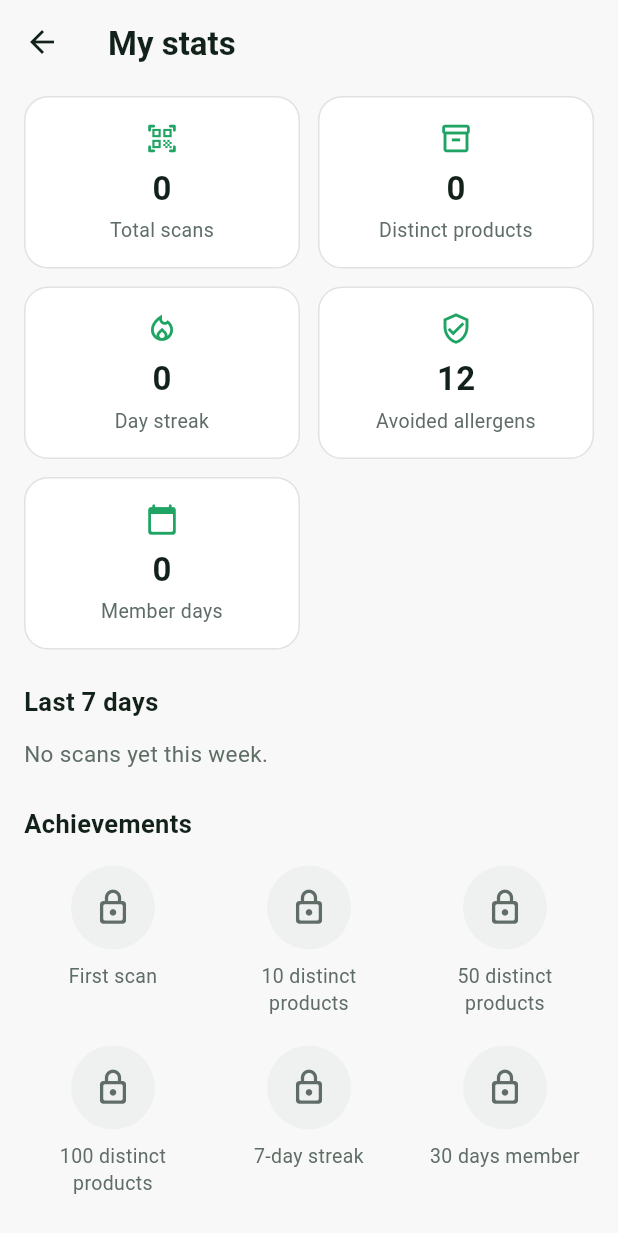
After one commit to melike-mutlu/ULUTEK-staj-projesi, a Flutter app: the ProfileStatsView screen opened by its route, on a phone screen of 412 x 824 dp. The commit adds this screen. Shown: the top 1233 px of the screen. Run offline on Flutter 3.47's test engine with Material 3 defaults, Android fonts, the phone set to English and light mode, and no system bars; our stand-ins replace flutter_dotenv, flutter_riverpod, flutter_svg, image_picker, shared_preferences, supabase_flutter; missing offline and left inert: mobile_scanner; accounts and stored records are empty; project files that could hold a hidden picture were left out.

Commit message:
feat: istatistiklerim ekrani - haftalik kirilim, streak ve basarim rozetleri

```diff
--- a/apps/mobile/lib/core/navigation/app_routes.dart
+++ b/apps/mobile/lib/core/navigation/app_routes.dart
@@ -6,6 +6,7 @@ import '../../features/home/home_view.dart';
 import '../../features/onboarding/onboarding_view.dart';
 import '../../features/pending_product/pending_product_view.dart';
 import '../../features/product_detail/product_detail_view.dart';
+import '../../features/profile/profile_stats_view.dart';
 import '../../features/profile/profile_view.dart';
 import '../../features/scan/scan_view.dart';
 import '../../features/settings/settings_view.dart';
@@ -53,6 +54,9 @@ abstract final class AppRoutes {
   /// Profil — alt navigasyonun 4. sekmesi.
   static const String profile = '/profile';
 
+  /// İstatistiklerim — profil ekranının sağ üstündeki grafik ikonundan açılır.
+  static const String profileStats = '/profile-stats';
+
   /// Ayarlar — profil ekranının sağ üstündeki dişli ikonundan açılır.
   static const String settings = '/settings';
 
@@ -78,6 +82,7 @@ abstract final class AppRoutes {
         scan: (_) => const ScanView(),
         chatbot: (_) => const ChatbotView(),
         profile: (_) => const ProfileView(),
+        profileStats: (_) => const ProfileStatsView(),
         settings: (_) => const SettingsView(),
         productDetail: (_) => const ProductDetailView(),
         pendingProduct: (_) => const PendingProductView(),
--- /dev/null
+++ b/apps/mobile/lib/features/profile/profile_stats_view.dart
@@ -0,0 +1,230 @@
+import 'package:flutter/material.dart';
+import 'package:flutter_riverpod/flutter_riverpod.dart';
+
+import '../../core/models/achievement.dart';
+import '../../core/models/profile_stats.dart';
+import '../../core/theme/app_colors.dart';
+import '../../core/theme/app_text_styles.dart';
+import '../../l10n/app_localizations.dart';
+import '../../shared/widgets/error_state_view.dart';
+import 'profile_stats_viewmodel.dart';
+import 'widgets/achievement_badge.dart';
+import 'widgets/stat_tile.dart';
+import 'widgets/weekly_breakdown_chart.dart';
+
+/// Full stats screen opened from the profile header. Reuses
+/// [profileStatsViewModelProvider] so the numbers match the profile tiles, and
+/// adds the weekly breakdown and achievements the compact section omits.
+class ProfileStatsView extends ConsumerStatefulWidget {
+  const ProfileStatsView({super.key});
+
+  @override
+  ConsumerState<ProfileStatsView> createState() => _ProfileStatsViewState();
+}
+
+class _ProfileStatsViewState extends ConsumerState<ProfileStatsView> {
+  static const double _horizontalPadding = 16;
+  static const double _contentMaxWidth = 520;
+  static const double _sectionGap = 24;
+  static const double _tileGap = 12;
+
+  @override
+  void initState() {
+    super.initState();
+    // Deferred to the next frame: load() notifies synchronously and that must
+    // not land mid-build.
+    WidgetsBinding.instance.addPostFrameCallback((_) {
+      if (mounted) ref.read(profileStatsViewModelProvider).load();
+    });
+  }
+
+  @override
+  Widget build(BuildContext context) {
+    final viewModel = ref.watch(profileStatsViewModelProvider);
+    final l10n = AppLocalizations.of(context);
+    final theme = Theme.of(context);
+    final isDark = theme.brightness == Brightness.dark;
+    final backgroundColor = theme.scaffoldBackgroundColor;
+    final textColor =
+        isDark ? AppColors.darkTextPrimary : AppColors.textPrimary;
+
+    return Scaffold(
+      backgroundColor: backgroundColor,
+      appBar: AppBar(
+        backgroundColor: backgroundColor,
+        elevation: 0,
+        centerTitle: false,
+        iconTheme: IconThemeData(color: textColor),
+        title: Text(
+          l10n.statsTitle,
+          style: AppTextStyles.heading2.copyWith(color: textColor),
+        ),
+      ),
+      body: SafeArea(child: _buildBody(viewModel, l10n, textColor)),
+    );
+  }
+
+  Widget _buildBody(
+    ProfileStatsViewModel viewModel,
+    AppLocalizations l10n,
+    Color textColor,
+  ) {
+    if (viewModel.loadFailed) {
+      return ErrorStateView(
+        message: l10n.profileLoadFailed,
+        retryLabel: l10n.tryAgain,
+        onRetry: viewModel.load,
+      );
+    }
+    if (viewModel.stats == null) {
+      return const Center(child: CircularProgressIndicator());
+    }
+    return _buildContent(viewModel.stats!, l10n, textColor);
+  }
+
+  Widget _buildContent(
+    ProfileStats stats,
+    AppLocalizations l10n,
+    Color textColor,
+  ) {
+    return SingleChildScrollView(
+      padding: const EdgeInsets.fromLTRB(
+        _horizontalPadding,
+        8,
+        _horizontalPadding,
+        24,
+      ),
+      child: Center(
+        child: ConstrainedBox(
+          constraints: const BoxConstraints(maxWidth: _contentMaxWidth),
+          child: Column(
+            crossAxisAlignment: CrossAxisAlignment.stretch,
+            children: <Widget>[
+              _buildTiles(stats, l10n),
+              const SizedBox(height: _sectionGap),
+              _SectionTitle(l10n.statsWeeklyTitle, color: textColor),
+              const SizedBox(height: 12),
+              _buildWeekly(stats, l10n),
+              const SizedBox(height: _sectionGap),
+              _SectionTitle(l10n.achievementsTitle, color: textColor),
+              const SizedBox(height: 16),
+              _buildAchievements(stats, l10n),
+            ],
+          ),
+        ),
+      ),
+    );
+  }
+
+  Widget _buildTiles(ProfileStats stats, AppLocalizations l10n) {
+    final tiles = <Widget>[
+      StatTile(
+        icon: Icons.qr_code_scanner_rounded,
+        value: stats.totalScans,
+        label: l10n.statTotalScans,
+      ),
+      StatTile(
+        icon: Icons.inventory_2_outlined,
+        value: stats.distinctProducts,
+        label: l10n.statDistinctProducts,
+      ),
+      StatTile(
+        icon: Icons.local_fire_department_outlined,
+        value: stats.currentStreak,
+        label: l10n.statStreak,
+      ),
+      StatTile(
+        icon: Icons.verified_user_outlined,
+        value: stats.avoidedAllergens,
+        label: l10n.statAvoidedAllergens,
+      ),
+      StatTile(
+        icon: Icons.calendar_today_rounded,
+        value: stats.daysSinceSignup,
+        label: l10n.statMemberDays,
+      ),
+    ];
+
+    return LayoutBuilder(
+      builder: (context, constraints) {
+        // Two columns on phones, three once there is room, so tiles never
+        // squeeze below a comfortable width.
+        final columns = constraints.maxWidth >= 420 ? 3 : 2;
+        final tileWidth =
+            (constraints.maxWidth - _tileGap * (columns - 1)) / columns;
+        return Wrap(
+          spacing: _tileGap,
+          runSpacing: _tileGap,
+          children: <Widget>[
+            for (final tile in tiles)
+              SizedBox(width: tileWidth, child: tile),
+          ],
+        );
+      },
+    );
+  }
+
+  Widget _buildWeekly(ProfileStats stats, AppLocalizations l10n) {
+    final hasAny = stats.weeklyBreakdown.any((d) => d.count > 0);
+    if (!hasAny) {
+      return Text(l10n.statsWeeklyEmpty, style: AppTextStyles.bodyMuted);
+    }
+    return WeeklyBreakdownChart(days: stats.weeklyBreakdown);
+  }
+
+  Widget _buildAchievements(ProfileStats stats, AppLocalizations l10n) {
+    final achievements = deriveAchievements(stats);
+    return LayoutBuilder(
+      builder: (context, constraints) {
+        const columns = 3;
+        const gap = 12.0;
+        final itemWidth =
+            (constraints.maxWidth - gap * (columns - 1)) / columns;
+        return Wrap(
+          spacing: gap,
+          runSpacing: 20,
+          children: <Widget>[
+            for (final achievement in achievements)
+              AchievementBadge(
+                icon: _achievementIcon(achievement.id),
+                label: _achievementLabel(l10n, achievement.id),
+                unlocked: achievement.unlocked,
+                width: itemWidth,
+              ),
+          ],
+        );
+      },
+    );
+  }
+
+  IconData _achievementIcon(AchievementId id) => switch (id) {
+        AchievementId.firstScan => Icons.qr_code_scanner_rounded,
+        AchievementId.tenProducts => Icons.inventory_2_outlined,
+        AchievementId.fiftyProducts => Icons.workspace_premium_outlined,
+        AchievementId.hundredProducts => Icons.emoji_events_outlined,
+        AchievementId.weekStreak => Icons.local_fire_department_outlined,
+        AchievementId.monthMember => Icons.calendar_month_outlined,
+      };
+
+  String _achievementLabel(AppLocalizations l10n, AchievementId id) =>
+      switch (id) {
+        AchievementId.firstScan => l10n.achievementFirstScan,
+        AchievementId.tenProducts => l10n.achievementTenProducts,
+        AchievementId.fiftyProducts => l10n.achievementFiftyProducts,
+        AchievementId.hundredProducts => l10n.achievementHundredProducts,
+        AchievementId.weekStreak => l10n.achievementWeekStreak,
+        AchievementId.monthMember => l10n.achievementMonthMember,
+      };
+}
+
+class _SectionTitle extends StatelessWidget {
+  const _SectionTitle(this.text, {required this.color});
+
+  final String text;
+  final Color color;
+
+  @override
+  Widget build(BuildContext context) {
+    return Text(text, style: AppTextStyles.title.copyWith(color: color));
+  }
+}
--- a/apps/mobile/lib/features/profile/profile_stats_viewmodel.dart
+++ b/apps/mobile/lib/features/profile/profile_stats_viewmodel.dart
@@ -17,18 +17,24 @@ class ProfileStatsViewModel extends ChangeNotifier {
   ProfileStats? _stats;
   ProfileStats? get stats => _stats;
 
+  bool _loadFailed = false;
+  bool get loadFailed => _loadFailed;
+
   bool _disposed = false;
 
   Future<void> load() async {
     _isLoading = true;
+    _loadFailed = false;
     notifyListeners();
 
     try {
       _stats = await _repository.fetch();
     } catch (error) {
-      // Stats are non-critical: on failure the section simply hides itself.
+      // Stats are non-critical: on failure the compact section hides itself; the
+      // detail screen shows a retry via [loadFailed].
       if (kDebugMode) debugPrint('ProfileStatsViewModel: load failed <- $error');
       _stats = null;
+      _loadFailed = true;
     }
 
     _isLoading = false;
--- /dev/null
+++ b/apps/mobile/lib/features/profile/widgets/achievement_badge.dart
@@ -0,0 +1,67 @@
+import 'package:flutter/material.dart';
+
+import '../../../core/theme/app_colors.dart';
+import '../../../core/theme/app_text_styles.dart';
+
+/// A single achievement: a round icon that reads as unlocked (branded) or
+/// locked (muted), with a wrapping label beneath. Sizes to its parent so a
+/// [Wrap] of these reflows across screen widths.
+class AchievementBadge extends StatelessWidget {
+  const AchievementBadge({
+    super.key,
+    required this.icon,
+    required this.label,
+    required this.unlocked,
+    required this.width,
+  });
+
+  final IconData icon;
+  final String label;
+  final bool unlocked;
+  final double width;
+
+  static const double _circleSize = 56;
+
+  @override
+  Widget build(BuildContext context) {
+    final isDark = Theme.of(context).brightness == Brightness.dark;
+    final lockedBg =
+        isDark ? AppColors.darkSurfaceMuted : AppColors.surfaceMuted;
+    final lockedFg =
+        isDark ? AppColors.darkTextSecondary : AppColors.textSecondary;
+    final unlockedBg = isDark
+        ? AppColors.brand.withValues(alpha: 0.18)
+        : AppColors.brandSoft;
+    final labelColor = unlocked
+        ? (isDark ? AppColors.darkTextPrimary : AppColors.textPrimary)
+        : lockedFg;
+
+    return SizedBox(
+      width: width,
+      child: Column(
+        mainAxisSize: MainAxisSize.min,
+        children: <Widget>[
+          Container(
+            width: _circleSize,
+            height: _circleSize,
+            decoration: BoxDecoration(
+              color: unlocked ? unlockedBg : lockedBg,
+              shape: BoxShape.circle,
+            ),
+            child: Icon(
+              unlocked ? icon : Icons.lock_outline_rounded,
+              size: 26,
+              color: unlocked ? AppColors.brand : lockedFg,
+            ),
+          ),
+          const SizedBox(height: 8),
+          Text(
+            label,
+            style: AppTextStyles.caption.copyWith(color: labelColor),
+            textAlign: TextAlign.center,
+          ),
+        ],
+      ),
+    );
+  }
+}
--- a/apps/mobile/lib/l10n/app_en.arb
+++ b/apps/mobile/lib/l10n/app_en.arb
@@ -77,6 +77,18 @@
   "statDistinctProducts": "Distinct products",
   "statAvoidedAllergens": "Avoided allergens",
   "statMemberDays": "Member days",
+  "statsTitle": "My stats",
+  "statTotalScans": "Total scans",
+  "statStreak": "Day streak",
+  "statsWeeklyTitle": "Last 7 days",
+  "statsWeeklyEmpty": "No scans yet this week.",
+  "achievementsTitle": "Achievements",
+  "achievementFirstScan": "First scan",
+  "achievementTenProducts": "10 distinct products",
+  "achievementFiftyProducts": "50 distinct products",
+  "achievementHundredProducts": "100 distinct products",
+  "achievementWeekStreak": "7-day streak",
+  "achievementMonthMember": "30 days member",
   "signUp": "Sign up",
   "signIn": "Sign in",
   "authWelcome": "Welcome to Smart Cart",
--- a/apps/mobile/lib/l10n/app_localizations.dart
+++ b/apps/mobile/lib/l10n/app_localizations.dart
@@ -560,6 +560,78 @@ abstract class AppLocalizations {
   /// **'Üyelik günü'**
   String get statMemberDays;
 
+  /// Title of the profile stats detail screen and its entry tooltip.
+  ///
+  /// In tr, this message translates to:
+  /// **'İstatistiklerim'**
+  String get statsTitle;
+
+  /// Stat tile label for total scan count including repeats.
+  ///
+  /// In tr, this message translates to:
+  /// **'Toplam tarama'**
+  String get statTotalScans;
+
+  /// Stat tile label for the current consecutive-day scan streak.
+  ///
+  /// In tr, this message translates to:
+  /// **'Gün serisi'**
+  String get statStreak;
+
+  /// Section title above the weekly scan breakdown chart.
+  ///
+  /// In tr, this message translates to:
+  /// **'Son 7 gün'**
+  String get statsWeeklyTitle;
+
+  /// Empty state when there are no scans in the last 7 days.
+  ///
+  /// In tr, this message translates to:
+  /// **'Bu hafta henüz tarama yok.'**
+  String get statsWeeklyEmpty;
+
+  /// Section title above the achievements grid.
+  ///
+  /// In tr, this message translates to:
+  /// **'Başarımlar'**
+  String get achievementsTitle;
+
+  /// Achievement label for the first scan.
+  ///
+  /// In tr, this message translates to:
+  /// **'İlk tarama'**
+  String get achievementFirstScan;
+
+  /// Achievement label for scanning 10 distinct products.
+  ///
+  /// In tr, this message translates to:
+  /// **'10 farklı ürün'**
+  String get achievementTenProducts;
+
+  /// Achievement label for scanning 50 distinct products.
+  ///
+  /// In tr, this message translates to:
+  /// **'50 farklı ürün'**
+  String get achievementFiftyProducts;
+
+  /// Achievement label for scanning 100 distinct products.
+  ///
+  /// In tr, this message translates to:
+  /// **'100 farklı ürün'**
+  String get achievementHundredProducts;
+
+  /// Achievement label for a 7-day scan streak.
+  ///
+  /// In tr, this message translates to:
+  /// **'7 gün serisi'**
+  String get achievementWeekStreak;
+
+  /// Achievement label for 30 days since signup.
+  ///
+  /// In tr, this message translates to:
+  /// **'30 gün üye'**
+  String get achievementMonthMember;
+
   /// Sign-up button and title.
   ///
   /// In tr, this message translates to:
--- a/apps/mobile/lib/l10n/app_localizations_en.dart
+++ b/apps/mobile/lib/l10n/app_localizations_en.dart
@@ -256,6 +256,42 @@ class AppLocalizationsEn extends AppLocalizations {
 
   @override
   String get statMemberDays => 'Member days';
+
+  @override
+  String get statsTitle => 'My stats';
+
+  @override
+  String get statTotalScans => 'Total scans';
+
+  @override
+  String get statStreak => 'Day streak';
+
+  @override
+  String get statsWeeklyTitle => 'Last 7 days';
+
+  @override
+  String get statsWeeklyEmpty => 'No scans yet this week.';
+
+  @override
+  String get achievementsTitle => 'Achievements';
+
+  @override
+  String get achievementFirstScan => 'First scan';
+
+  @override
+  String get achievementTenProducts => '10 distinct products';
+
+  @override
+  String get achievementFiftyProducts => '50 distinct products';
+
+  @override
+  String get achievementHundredProducts => '100 distinct products';
+
+  @override
+  String get achievementWeekStreak => '7-day streak';
+
+  @override
+  String get achievementMonthMember => '30 days member';
 
   @override
   String get signUp => 'Sign up';
--- a/apps/mobile/lib/l10n/app_tr.arb
+++ b/apps/mobile/lib/l10n/app_tr.arb
@@ -322,6 +322,54 @@
   "statMemberDays": "Üyelik günü",
   "@statMemberDays": {
     "description": "Profile stat tile label for days since signup."
+  },
+  "statsTitle": "İstatistiklerim",
+  "@statsTitle": {
+    "description": "Title of the profile stats detail screen and its entry tooltip."
+  },
+  "statTotalScans": "Toplam tarama",
+  "@statTotalScans": {
+    "description": "Stat tile label for total scan count including repeats."
+  },
+  "statStreak": "Gün serisi",
+  "@statStreak": {
+    "description": "Stat tile label for the current consecutive-day scan streak."
+  },
+  "statsWeeklyTitle": "Son 7 gün",
+  "@statsWeeklyTitle": {
+    "description": "Section title above the weekly scan breakdown chart."
+  },
+  "statsWeeklyEmpty": "Bu hafta henüz tarama yok.",
+  "@statsWeeklyEmpty": {
+    "description": "Empty state when there are no scans in the last 7 days."
+  },
+  "achievementsTitle": "Başarımlar",
+  "@achievementsTitle": {
+    "description": "Section title above the achievements grid."
+  },
+  "achievementFirstScan": "İlk tarama",
+  "@achievementFirstScan": {
+    "description": "Achievement label for the first scan."
+  },
+  "achievementTenProducts": "10 farklı ürün",
+  "@achievementTenProducts": {
+    "description": "Achievement label for scanning 10 distinct products."
+  },
+  "achievementFiftyProducts": "50 farklı ürün",
+  "@achievementFiftyProducts": {
+    "description": "Achievement label for scanning 50 distinct products."
+  },
+  "achievementHundredProducts": "100 farklı ürün",
+  "@achievementHundredProducts": {
+    "description": "Achievement label for scanning 100 distinct products."
+  },
+  "achievementWeekStreak": "7 gün serisi",
+  "@achievementWeekStreak": {
+    "description": "Achievement label for a 7-day scan streak."
+  },
+  "achievementMonthMember": "30 gün üye",
+  "@achievementMonthMember": {
+    "description": "Achievement label for 30 days since signup."
   },
   "signUp": "Kayıt Ol",
   "@signUp": {
```
Also changed, not shown: apps/mobile/lib/features/profile/profile_view.dart (+7 -0 lines), apps/mobile/lib/features/profile/widgets/weekly_breakdown_chart.dart (added, +101 -0 lines), apps/mobile/lib/l10n/app_localizations_tr.dart (+36 -0 lines).
